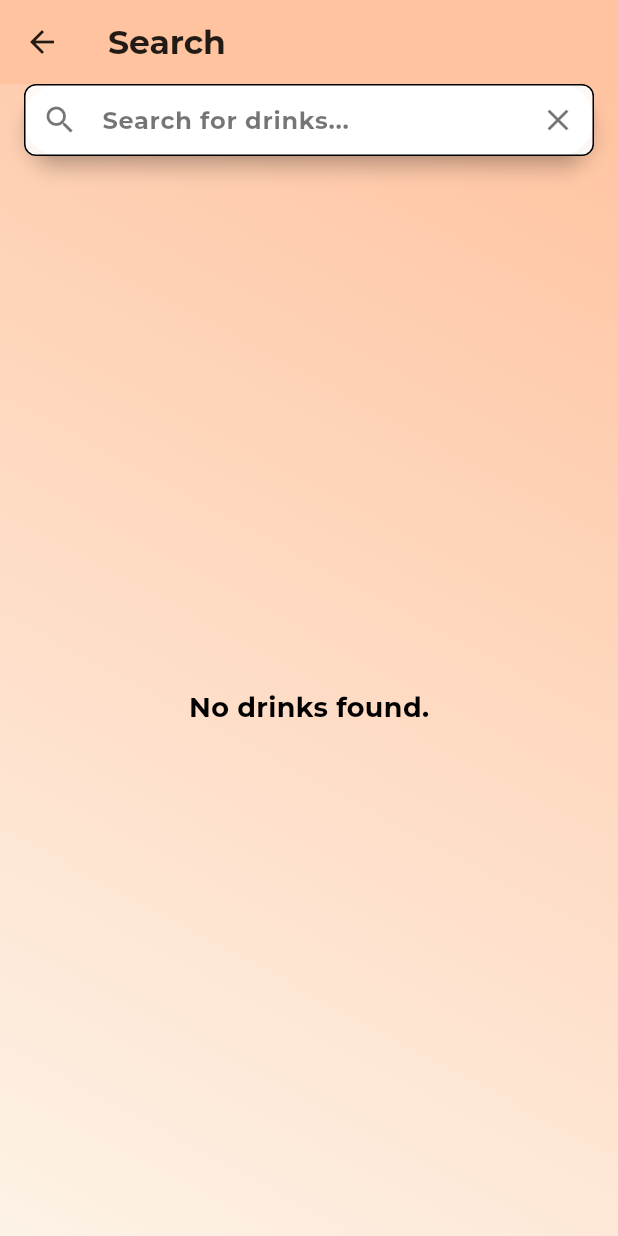
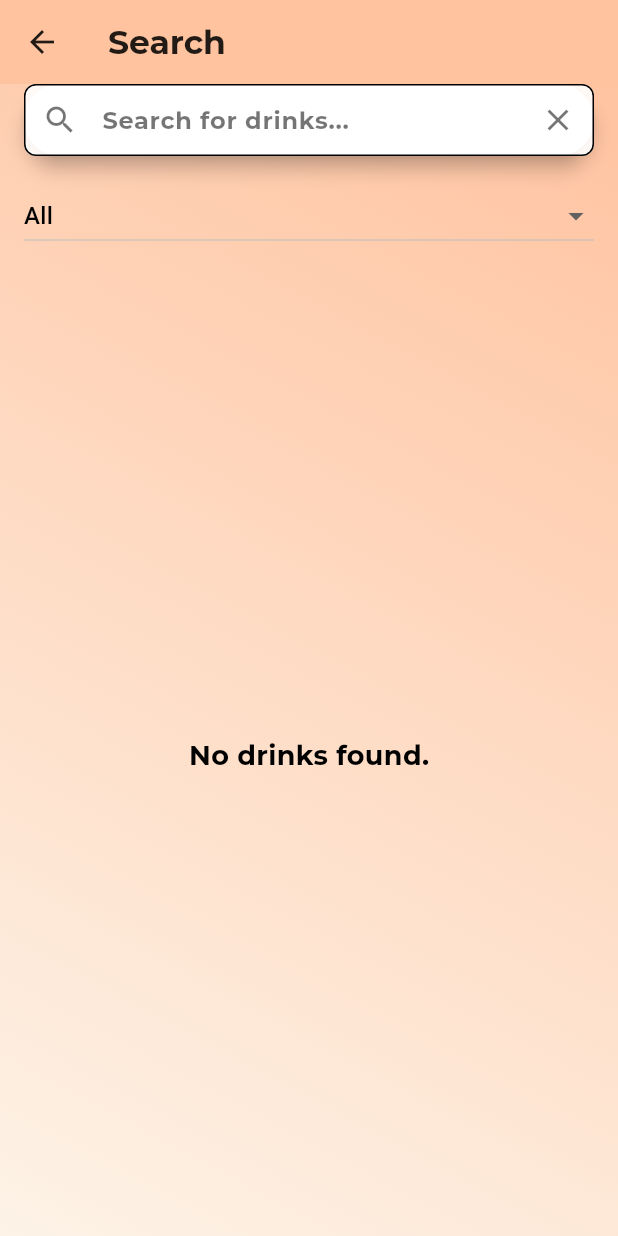
Before and after one commit to seena-kab/CupCompanion, a Flutter app: the SearchScreen screen opened directly, on a phone screen of 412 x 824 dp. Run offline on Flutter 3.47's test engine with Material 3 defaults, Android fonts, the light colour scheme and no system bars; our stand-ins replace animated_text_kit, cloud_firestore, firebase_auth, firebase_core, firebase_database, firebase_storage and 9 more; accounts and stored records are empty; project files that could hold a hidden picture were left out.

Commit message:
search filter and friends function

```diff
--- a/cup_companion/lib/screens/search_screen.dart
+++ b/cup_companion/lib/screens/search_screen.dart
@@ -1,5 +1,3 @@
-// lib/screens/search_screen.dart
-
 import 'dart:async';
 import 'package:cup_companion/models/review.dart';
 import 'package:flutter/material.dart';
@@ -10,7 +8,6 @@ import 'package:cup_companion/theme/theme_notifier.dart';
 import 'package:provider/provider.dart';
 import 'package:google_fonts/google_fonts.dart';
 import 'package:cup_companion/l10n/app_localizations.dart';
-import 'package:flutter_svg/flutter_svg.dart';
 
 class SearchScreen extends StatefulWidget {
   const SearchScreen({Key? key}) : super(key: key);
@@ -26,7 +23,7 @@ class SearchScreenState extends State<SearchScreen> {
   String? _errorMessage;
 
   List<String> _searchHistory = [];
-
+  String _selectedFilter = 'All'; // New filter variable
   Timer? _debounce;
 
   @override
@@ -43,7 +40,7 @@ class SearchScreenState extends State<SearchScreen> {
     super.dispose();
   }
 
-  // Method to fetch drinks based on the search query
+  // Method to fetch drinks based on the search query and filter
   void _searchDrinks(String query) async {
     setState(() {
       _isLoading = true;
@@ -60,6 +57,13 @@ class SearchScreenState extends State<SearchScreen> {
         queryRef = queryRef.where('searchKeywords', arrayContains: formattedQuery);
       }
 
+      // Apply filter
+      if (_selectedFilter == 'Alcoholic') {
+        queryRef = queryRef.where('isAlcoholic', isEqualTo: true);
+      } else if (_selectedFilter == 'Non-Alcoholic') {
+        queryRef = queryRef.where('isAlcoholic', isEqualTo: false);
+      }
+
       QuerySnapshot snapshot = await queryRef.get();
 
       // Mapping Firestore documents to Drink objects
@@ -74,8 +78,7 @@ class SearchScreenState extends State<SearchScreen> {
           description: data['description'] ?? '',
           price: (data['price'] as num?)?.toDouble() ?? 0.0,
           reviews: (data['reviews'] as List<dynamic>?)
-                  ?.map((reviewMap) =>
-                      Review.fromMap(reviewMap as Map<String, dynamic>))
+                  ?.map((reviewMap) => Review.fromMap(reviewMap as Map<String, dynamic>))
                   .toList() ??
               [],
         );
@@ -109,7 +112,7 @@ class SearchScreenState extends State<SearchScreen> {
       appBar: AppBar(
         backgroundColor: themeNotifier.isNightMode
             ? Colors.black87
-            : const Color(0xFFFFC3A0), // Matching the gradient color
+            : const Color(0xFFFFC3A0),
         elevation: 0,
         leading: IconButton(
           icon: const Icon(Icons.arrow_back),
@@ -129,7 +132,7 @@ class SearchScreenState extends State<SearchScreen> {
       body: Container(
         decoration: const BoxDecoration(
           gradient: LinearGradient(
-            colors: [Color(0xFFFFC3A0), Color(0xFFFDF3E7)], // Same gradient as SignInScreen
+            colors: [Color(0xFFFFC3A0), Color(0xFFFDF3E7)],
             begin: Alignment.topRight,
             end: Alignment.bottomLeft,
           ),
@@ -172,6 +175,27 @@ class SearchScreenState extends State<SearchScreen> {
                       ),
                     ),
                   ),
+                ),
+              ),
+              const SizedBox(height: 16.0),
+              // Filter dropdown
+              Padding(
+                padding: const EdgeInsets.symmetric(horizontal: 16.0),
+                child: DropdownButton<String>(
+                  value: _selectedFilter,
+                  items: ['All', 'Alcoholic', 'Non-Alcoholic']
+                      .map((filter) => DropdownMenuItem(
+                            value: filter,
+                            child: Text(filter),
+                          ))
+                      .toList(),
+                  onChanged: (value) {
+                    setState(() {
+                      _selectedFilter = value!;
+                      _searchDrinks(_searchController.text);
+                    });
+                  },
+                  isExpanded: true,
                 ),
               ),
               const SizedBox(height: 16.0),
@@ -241,7 +265,6 @@ class SearchScreenState extends State<SearchScreen> {
                                     final drink = _searchResults[index];
                                     return GestureDetector(
                                       onTap: () {
-                                        // Navigate to DrinkDetailScreen
                                         Navigator.push(
                                           context,
                                           MaterialPageRoute(
--- a/cup_companion/pubspec.yaml
+++ b/cup_companion/pubspec.yaml
@@ -40,7 +40,7 @@ dependencies:
   provider: ^6.0.5
   hive: ^2.2.3
   hive_flutter: ^1.0.0-nullsafety.0
-  google_maps_flutter: ^2.1.1
+  google_maps_flutter: ^2.3.0
   flutter_google_places: ^0.3.0
   location: ^4.4.0
   uuid: ^4.5.0
```
Also changed, not shown: cup_companion/lib/screens/friends_screen.dart (+53 -8 lines), 2 other files.
